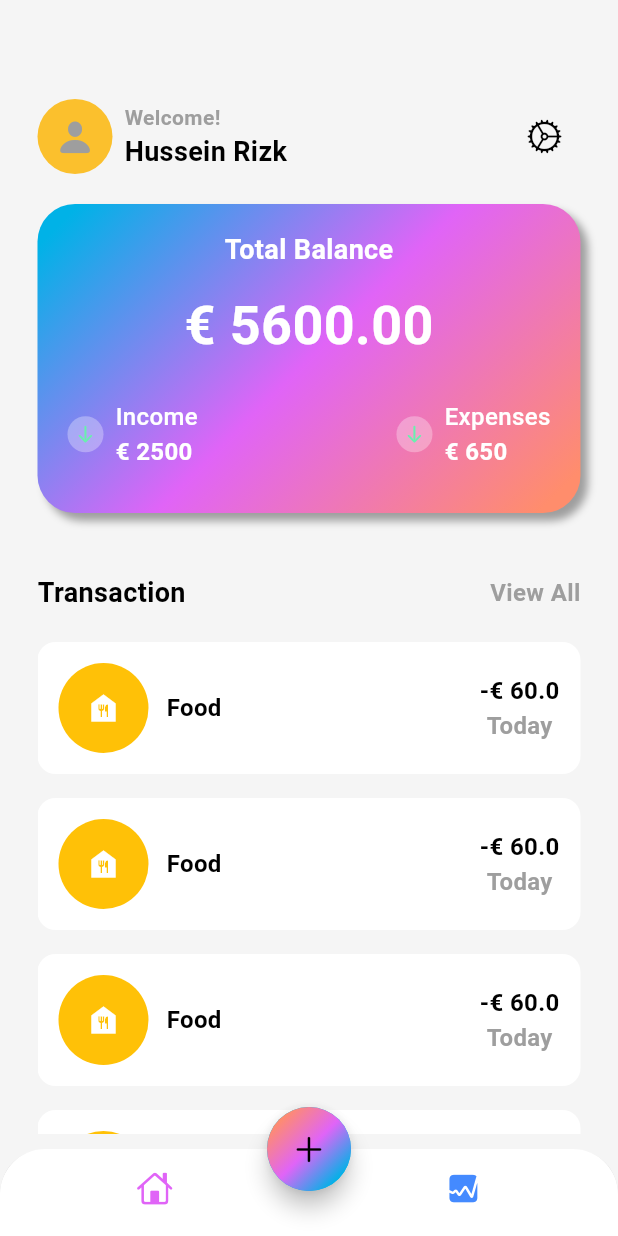
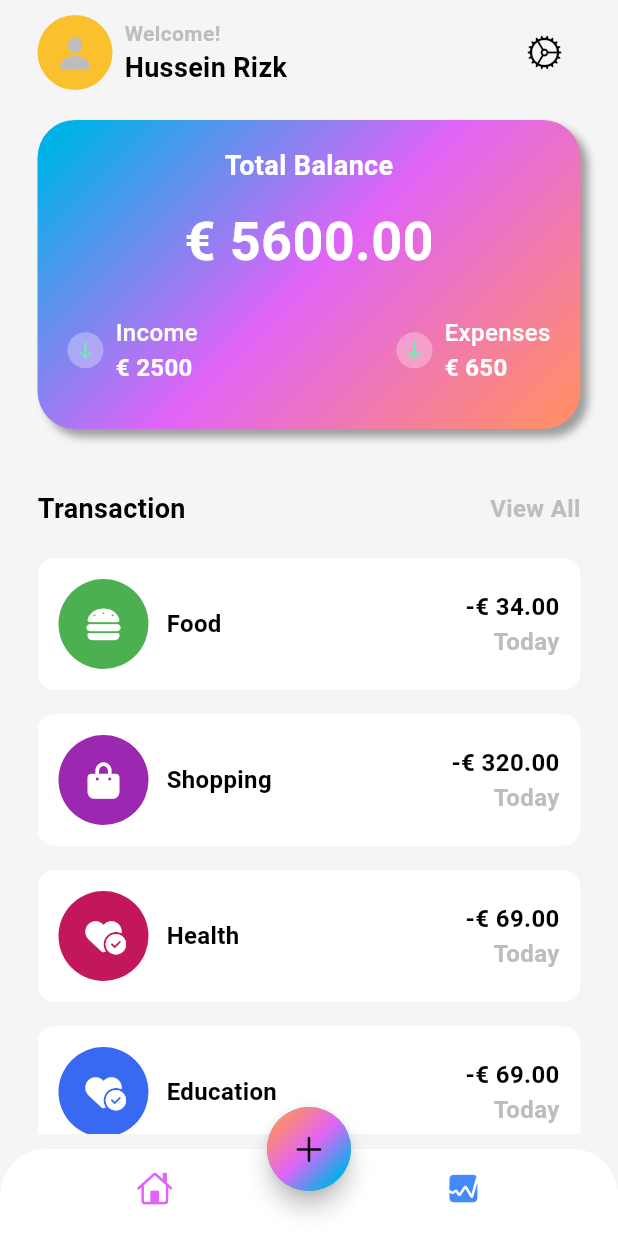
Before and after one commit to ibnRizk/Expense-Tracker, a Flutter app: the screen it shows after launch, on a phone screen of 412 x 824 dp. Run offline on Flutter 3.47's test engine with Material 3 defaults, Android fonts, the phone set to English and light mode, and no system bars; our stand-ins replace font_awesome_flutter.

Commit message:
finish main scrren ui

```diff
--- a/lib/data/data.dart
+++ b/lib/data/data.dart
@@ -1,11 +1,42 @@
 import 'package:flutter/material.dart';
 import 'package:font_awesome_flutter/font_awesome_flutter.dart';
 
-var myData = [
+List<Map<String, dynamic>> transactionData = [
   {
-    'icon': Icon(FontAwesomeIcons.burger),
+    'icon': Icon(FontAwesomeIcons.burger, color: Colors.white),
+    'color': Colors.green,
     'name': 'Food',
     'totalAmount': '-€ 34.00',
     'data': 'Today',
   },
+  {
+    'icon': Icon(FontAwesomeIcons.bagShopping, color: Colors.white),
+    'color': Colors.purple,
+
+    'name': 'Shopping',
+    'totalAmount': '-€ 320.00',
+    'data': 'Today',
+  },
+  {
+    'icon': Icon(FontAwesomeIcons.heartCircleCheck, color: Colors.white),
+    'name': 'Health',
+    'color': Colors.pink[700],
+    'totalAmount': '-€ 69.00',
+    'data': 'Today',
+  },
+  {
+    'icon': Icon(FontAwesomeIcons.heartCircleCheck, color: Colors.white),
+    'name': 'Education',
+    'color': const Color.fromARGB(255, 55, 105, 242),
+    'totalAmount': '-€ 69.00',
+    'data': 'Today',
+  },
+  {
+    'icon': Icon(FontAwesomeIcons.plane, color: Colors.white),
+    'name': 'Travel',
+    'color': const Color.fromARGB(255, 122, 190, 247),
+
+    'totalAmount': '-€ 183.00',
+    'data': 'Today',
+  },
 ];
--- a/lib/main.dart
+++ b/lib/main.dart
@@ -20,7 +20,7 @@ class MainApp extends StatelessWidget {
           primary: Color(0xff00B2E7),
           secondary: Color(0xffE064F7),
           tertiary: Color(0xffFF8D6C),
-          outline: Colors.grey,
+          outline: Colors.grey.shade400,
         ),
       ),
       home: HomeScreen(),
--- a/lib/screens/home/views/home_screen.dart
+++ b/lib/screens/home/views/home_screen.dart
@@ -1,19 +1,30 @@
 import 'dart:math';
 
 import 'package:expense_tracker/screens/home/views/main_screen.dart';
+import 'package:expense_tracker/screens/states/state_screen.dart';
 import 'package:flutter/cupertino.dart';
 import 'package:flutter/material.dart';
 
-class HomeScreen extends StatelessWidget {
+class HomeScreen extends StatefulWidget {
   const HomeScreen({super.key});
+
+  @override
+  State<HomeScreen> createState() => _HomeScreenState();
+}
+
+class _HomeScreenState extends State<HomeScreen> {
+  var widgetList = [MainScreen(), StateScreen()];
+  int index = 0;
 
   @override
   Widget build(BuildContext context) {
     return Scaffold(
-      appBar: AppBar(),
       bottomNavigationBar: ClipRRect(
         borderRadius: BorderRadius.vertical(top: Radius.circular(30)),
         child: BottomNavigationBar(
+          onTap: (value) {
+            index = value;
+          },
           showSelectedLabels: false,
           showUnselectedLabels: false,
           backgroundColor: Colors.white,
@@ -55,7 +66,7 @@ class HomeScreen extends StatelessWidget {
           child: Icon(CupertinoIcons.add),
         ),
       ),
-      body: MainScreen(),
+      body: index == 0 ? MainScreen() : StateScreen(),
     );
   }
 }
--- a/lib/screens/home/views/main_screen.dart
+++ b/lib/screens/home/views/main_screen.dart
@@ -1,5 +1,6 @@
 import 'dart:math';
 
+import 'package:expense_tracker/data/data.dart';
 import 'package:flutter/cupertino.dart';
 import 'package:flutter/material.dart';
 
@@ -236,7 +237,7 @@ class MainScreen extends StatelessWidget {
             const SizedBox(height: 20),
             Expanded(
               child: ListView.builder(
-                itemCount: 4,
+                itemCount: transactionData.length,
                 itemBuilder: (context, index) {
                   return Padding(
                     padding: const EdgeInsets.only(bottom: 16),
@@ -257,18 +258,19 @@ class MainScreen extends StatelessWidget {
                                   children: [
                                     Container(
                                       decoration: BoxDecoration(
-                                        color: Colors.amber,
+                                        color: transactionData[index]['color'],
                                         shape: BoxShape.circle,
                                       ),
                                       height: 60,
                                       width: 60,
                                     ),
-                                    Icon(Icons.food_bank, color: Colors.white),
+
+                                    transactionData[index]['icon'],
                                   ],
                                 ),
                                 SizedBox(width: 12),
                                 Text(
-                                  'Food',
+                                  transactionData[index]['name'],
                                   style: TextStyle(
                                     fontSize: 16,
                                     fontWeight: FontWeight.w700,
@@ -281,9 +283,10 @@ class MainScreen extends StatelessWidget {
                               ],
                             ),
                             Column(
+                              crossAxisAlignment: CrossAxisAlignment.end,
                               children: [
                                 Text(
-                                  '-€ 60.0',
+                                  transactionData[index]['totalAmount'],
                                   style: TextStyle(
                                     fontSize: 16,
                                     fontWeight: FontWeight.w700,
@@ -294,7 +297,7 @@ class MainScreen extends StatelessWidget {
                                   ),
                                 ),
                                 Text(
-                                  'Today',
+                                  transactionData[index]['data'],
                                   style: TextStyle(
                                     fontSize: 16,
                                     fontWeight: FontWeight.w700,
--- /dev/null
+++ b/lib/screens/states/state_screen.dart
@@ -0,0 +1,10 @@
+import 'package:flutter/material.dart';
+
+class StateScreen extends StatelessWidget {
+  const StateScreen({super.key});
+
+  @override
+  Widget build(BuildContext context) {
+    return Scaffold();
+  }
+}
--- a/pubspec.yaml
+++ b/pubspec.yaml
@@ -35,6 +35,7 @@ dependencies:
   # Use with the CupertinoIcons class for iOS style icons.
   cupertino_icons: ^1.0.8
   font_awesome_flutter: ^10.8.0
+  fl_chart: ^1.0.0
 
 dev_dependencies:
   flutter_test:
```
Also changed, not shown: pubspec.lock.
